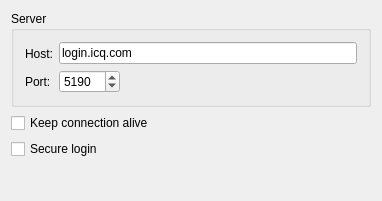
Winand/mqutim, file plugins/icq/settings/networksettings.ui: the form before one commit.
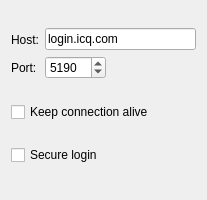
The form after the commit.

Diff of the .ui file:
```diff
--- a/plugins/icq/settings/networksettings.ui
+++ b/plugins/icq/settings/networksettings.ui
@@ -2,17 +2,19 @@
 <ui version="4.0">
  <class>networkSettingsClass</class>
  <widget class="QWidget" name="networkSettingsClass">
+  <property name="geometry">
+   <rect>
+    <x>0</x>
+    <y>0</y>
+    <width>207</width>
+    <height>200</height>
+   </rect>
+  </property>
   <property name="windowTitle">
    <string>networkSettings</string>
   </property>
   <layout class="QVBoxLayout" name="verticalLayout_2">
    <item>
-    <widget class="QGroupBox" name="serverBox">
-     <property name="title">
-      <string>Server</string>
-     </property>
-     <layout class="QGridLayout" name="_2">
-      <item row="0" column="0">
        <layout class="QHBoxLayout" name="_3">
         <item>
          <layout class="QVBoxLayout" name="_4">
@@ -36,12 +38,6 @@
          <layout class="QVBoxLayout" name="_5">
           <item>
            <widget class="QLineEdit" name="hostEdit">
-            <property name="minimumSize">
-             <size>
-              <width>150</width>
-              <height>0</height>
-             </size>
-            </property>
             <property name="text">
              <string>login.icq.com</string>
             </property>
@@ -81,9 +77,6 @@
         </item>
        </layout>
       </item>
-     </layout>
-    </widget>
-   </item>
    <item>
     <widget class="QCheckBox" name="keepAliveBox">
      <property name="text">
@@ -103,12 +96,6 @@
      <property name="orientation">
       <enum>Qt::Vertical</enum>
      </property>
-     <property name="sizeHint" stdset="0">
-      <size>
-       <width>360</width>
-       <height>31</height>
-      </size>
-     </property>
     </spacer>
    </item>
   </layout>
```
Lines whose indentation alone changed are shown as unchanged.
